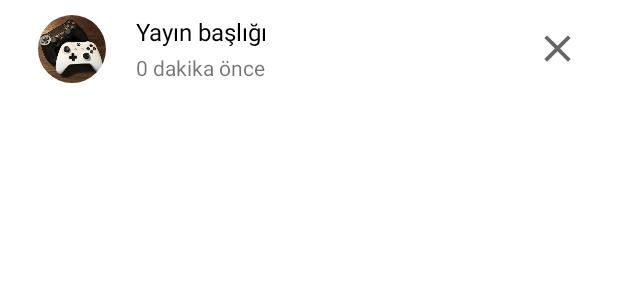
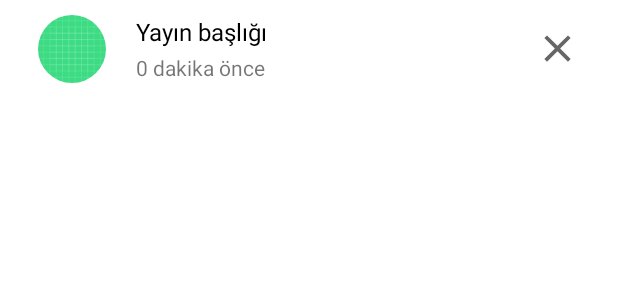
Before and after one commit to EduShareTeam/MobileApp, an Android app: the layout cardview_my_post.xml on its own in the app's theme, with its tools: preview values and no code run, on a phone screen of 412 x 824 dp. Shown: the top 300 px of the screen. Run offline under Robolectric (Android 15) with nearby library versions, the phone set to English and light mode, and no system bars.

Commit message:
Implemented posts on profile section

```diff
--- a/app/src/main/res/layout/cardview_my_post.xml
+++ b/app/src/main/res/layout/cardview_my_post.xml
@@ -12,12 +12,12 @@
         android:layout_height="match_parent"
         android:orientation="horizontal"
         android:gravity="center_vertical">
-
+        <!--TODO: Resim yuklenirken eski resim gozukuyor. Bunun yerine loading screen eklenebilir-->
         <de.hdodenhof.circleimageview.CircleImageView
             android:id="@+id/circleImageMyPost"
             android:layout_width="45dp"
             android:layout_height="45dp"
-            android:src="@drawable/cover_image" />
+            android:src="@drawable/ic_launcher_background" />
 
         <LinearLayout
             android:layout_width="wrap_content"
```
